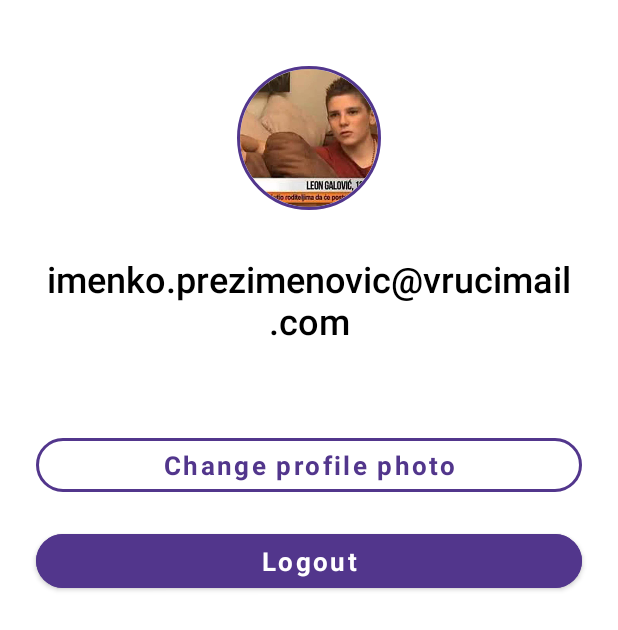
After one commit to FranMaric/isa-shows-app-FranMaric, an Android app: the layout bottom_sheet_profile.xml on its own in the app's theme, with its tools: preview values and no code run, on a phone screen of 412 x 824 dp. The commit adds this screen. Shown: the top 630 px of the screen. Run offline under Robolectric (Android 15) with nearby library versions, the phone set to English and light mode, and no system bars.

Commit message:
Add bottom_sheet_profile and needed strings resources for it

```diff
--- /dev/null
+++ b/app/src/main/res/layout/bottom_sheet_profile.xml
@@ -0,0 +1,66 @@
+<?xml version="1.0" encoding="utf-8"?>
+<LinearLayout xmlns:android="http://schemas.android.com/apk/res/android"
+    android:layout_width="match_parent"
+    android:layout_height="wrap_content"
+    xmlns:tools="http://schemas.android.com/tools"
+    xmlns:app="http://schemas.android.com/apk/res-auto"
+    android:orientation="vertical">
+    <de.hdodenhof.circleimageview.CircleImageView
+        android:id="@+id/profileImageView"
+        android:layout_width="96dp"
+        android:layout_height="96dp"
+        android:layout_marginTop="44dp"
+        android:layout_gravity="center_horizontal"
+        android:src="@drawable/knv1"
+        app:civ_border_width="2dp"
+        app:civ_border_color="#FF52368C"/>
+
+    <TextView
+        android:id="@+id/mailTextView"
+        android:layout_width="match_parent"
+        android:layout_height="wrap_content"
+        android:layout_marginHorizontal="24dp"
+        android:layout_marginTop="29dp"
+        android:textAlignment="center"
+        tools:text="imenko.prezimenovic@vrucimail.com"
+        android:fontFamily="sans-serif"
+        android:textColor="@color/black"
+        android:textFontWeight="500"
+        android:textSize="24sp"/>
+
+    <com.google.android.material.button.MaterialButton
+        android:id="@+id/changeProfilePhotoButton"
+        style="@style/Widget.MaterialComponents.Button.OutlinedButton"
+        app:strokeColor="#FF52368C"
+        app:strokeWidth="2dp"
+        android:layout_width="match_parent"
+        android:layout_height="wrap_content"
+        android:layout_marginHorizontal="24dp"
+        android:layout_marginTop="56dp"
+        android:backgroundTint="@color/white"
+        android:fontFamily="sans-serif"
+        android:lineSpacingExtra="28sp"
+        android:text="@string/change_profile_photo"
+        android:textAllCaps="false"
+        android:textColor="#FF52368C"
+        android:textFontWeight="700"
+        android:textSize="17sp"
+        app:cornerRadius="40dp"/>
+
+    <com.google.android.material.button.MaterialButton
+        android:id="@+id/logoutButton"
+        android:layout_width="match_parent"
+        android:layout_height="wrap_content"
+        android:layout_marginHorizontal="24dp"
+        android:layout_marginTop="16dp"
+        android:layout_marginBottom="24dp"
+        android:backgroundTint="#FF52368C"
+        android:fontFamily="sans-serif"
+        android:lineSpacingExtra="28sp"
+        android:text="@string/logout"
+        android:textAllCaps="false"
+        android:textColor="@color/white"
+        android:textFontWeight="700"
+        android:textSize="17sp"
+        app:cornerRadius="40dp"/>
+</LinearLayout>
--- a/app/src/main/res/values/strings.xml
+++ b/app/src/main/res/values/strings.xml
@@ -14,4 +14,6 @@
     <string name="remove_shows">REMOVE SHOWS</string>
     <string name="your_shows_are_not_showing_get_it">Your shows are not showing. Get it?</string>
     <string name="remember_me">Remember me</string>
+    <string name="logout">Logout</string>
+    <string name="change_profile_photo">Change profile photo</string>
 </resources>
```
